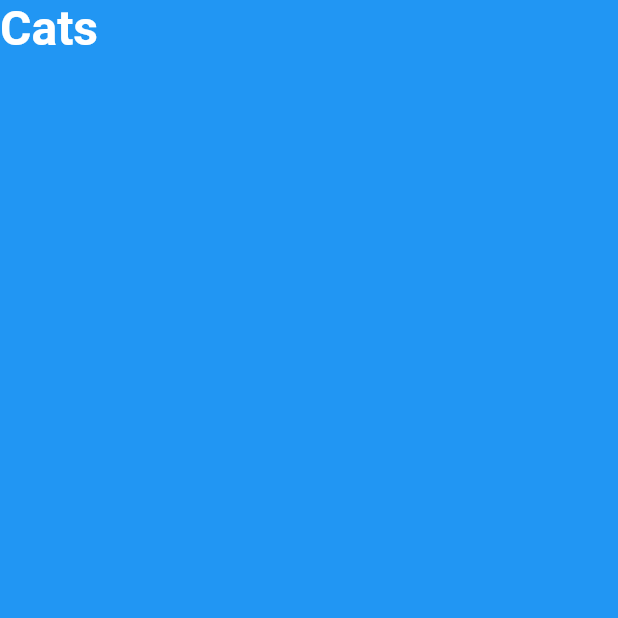
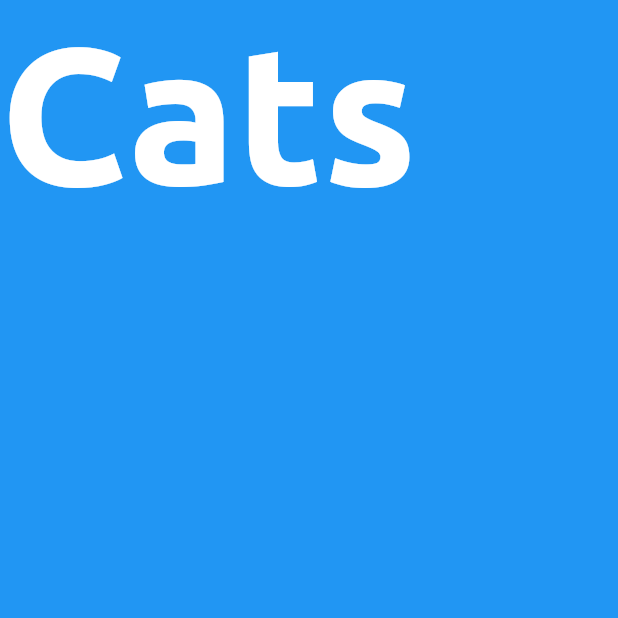
Before and after one commit to YaminArafat/Flearning, a Flutter app: the screen it shows after launch, on a phone screen of 412 x 824 dp, the top half of it. Run offline on Flutter 3.47's test engine with Material 2 defaults, Android fonts, the phone set to English and light mode, and no system bars; missing offline and left inert: random_words.

Commit message:
fonts&json

```diff
--- a/lib/main.dart
+++ b/lib/main.dart
@@ -1,17 +1,18 @@
 import 'package:flutter/material.dart';
-import 'package:flutter_application_helloworld/ui/cat_list.dart';
+import 'package:flutter_learning/ui/cat_list.dart';
 
 void main() async {
-  runApp(new MyApp());
+  runApp(new CatApp());
 }
 
-class MyApp extends StatelessWidget {
+class CatApp extends StatelessWidget {
   @override
   Widget build(BuildContext context) {
     return new MaterialApp(
-      theme: ThemeData(
+      theme: new ThemeData(
         primarySwatch: Colors.blue,
         accentColor: Colors.pinkAccent,
+        fontFamily: 'Ubuntu',
       ),
       home: new CatList(),
     );
--- /dev/null
+++ b/lib/models/cat.dart
@@ -0,0 +1,28 @@
+import 'package:meta/meta.dart';
+
+class Cat {
+  final int externalID;
+  final String name;
+  final String description;
+  final String avatarURL;
+  final String loaction;
+  final int likecount;
+  final bool isAdopted;
+  final List<String> pictures;
+  final List<String> cattributes;
+
+  Cat({
+    @required this.externalID,
+    @required this.name,
+    @required this.description,
+    @required this.avatarURL,
+    @required this.loaction,
+    @required this.likecount,
+    @required this.isAdopted,
+    @required this.pictures,
+    @required this.cattributes,
+  });
+  String toString() {
+    return "Cat $externalID is named $name.";
+  }
+}
--- /dev/null
+++ b/lib/services/api.dart
@@ -0,0 +1,24 @@
+import 'dart:convert';
+import 'package:flutter_learning/models/cat.dart';
+
+class CatAPI {
+  static List<Cat> allCatsFromJson(String jsonData) {
+    List<Cat> cats = [];
+    json.decode(jsonData)['cats'].forEach((cat) => cats.add(_forMap(cat)));
+    return cats;
+  }
+
+  static Cat _forMap(Map<String, dynamic> map) {
+    return new Cat(
+      externalID: map['id'],
+      name: map['name'],
+      description: map['description'],
+      avatarURL: map['image_url'],
+      loaction: map['loaction'],
+      likecount: map['like_counter'],
+      isAdopted: map['adopted'],
+      pictures: new List<String>.from(map['pictures']),
+      cattributes: new List<String>.from(map['cattributes']),
+    );
+  }
+}
--- a/lib/ui/cat_list.dart
+++ b/lib/ui/cat_list.dart
@@ -1,4 +1,6 @@
 import 'package:flutter/material.dart';
+import 'package:flutter_learning/models/cat.dart';
+import 'package:flutter_learning/services/api.dart';
 
 class CatList extends StatefulWidget {
   @override
@@ -6,13 +8,29 @@ class CatList extends StatefulWidget {
 }
 
 class _CatListState extends State<CatList> {
+  List<Cat> _cats = [];
+  void initState() {
+    super.initState();
+    _loadCats();
+  }
+
+  _loadCats() async {
+    String fileData =
+        await DefaultAssetBundle.of(context).loadString("assets/cats.json");
+    for (Cat cat in CatAPI.allCatsFromJson(fileData)) {
+      _cats.add(cat);
+    }
+    print(_cats.toString());
+  }
+
   Widget _getAppTitle() {
     return new Text(
       'Cats',
       style: new TextStyle(
         color: Colors.white,
         fontWeight: FontWeight.bold,
-        fontSize: 32.0,
+        //fontFamily: 'Ubuntu',
+        fontSize: 130.0,
       ),
     );
   }
--- a/lib/ui/word_game.dart
+++ b/lib/ui/word_game.dart
@@ -4,9 +4,9 @@ import 'package:flutter/material.dart';
 import 'package:random_words/random_words.dart';
 
 /// word game 6/6/21
-void main() => runApp(new word_game());
+void main() => runApp(new WordGame());
 
-class word_game extends StatelessWidget {
+class WordGame extends StatelessWidget {
   @override
   Widget build(BuildContext context) {
     return new MaterialApp(
```
Also changed, not shown: assets/cats.json (added, +43 -0 lines), pubspec.yaml (+10 -2 lines), fonts/Oswald-Regular.ttf (added), fonts/Ubuntu-Bold.ttf (added), fonts/Ubuntu-Regular.ttf (added), 1 other file.
